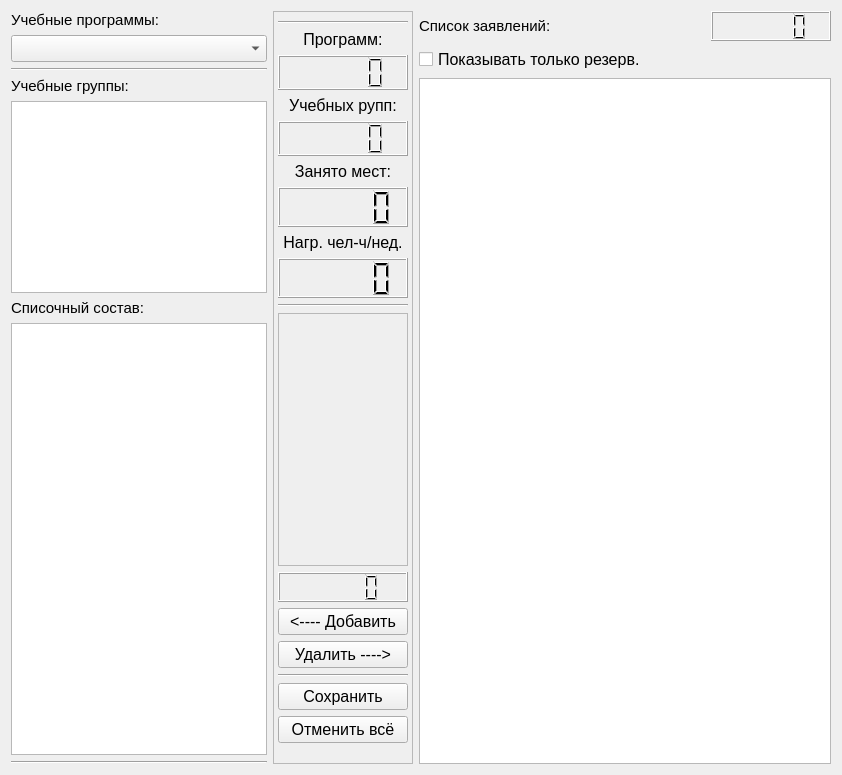
First picture: the form in widgets/tab3_form.ui, repository AlexanderSokolov69/Journal310, before the edit.
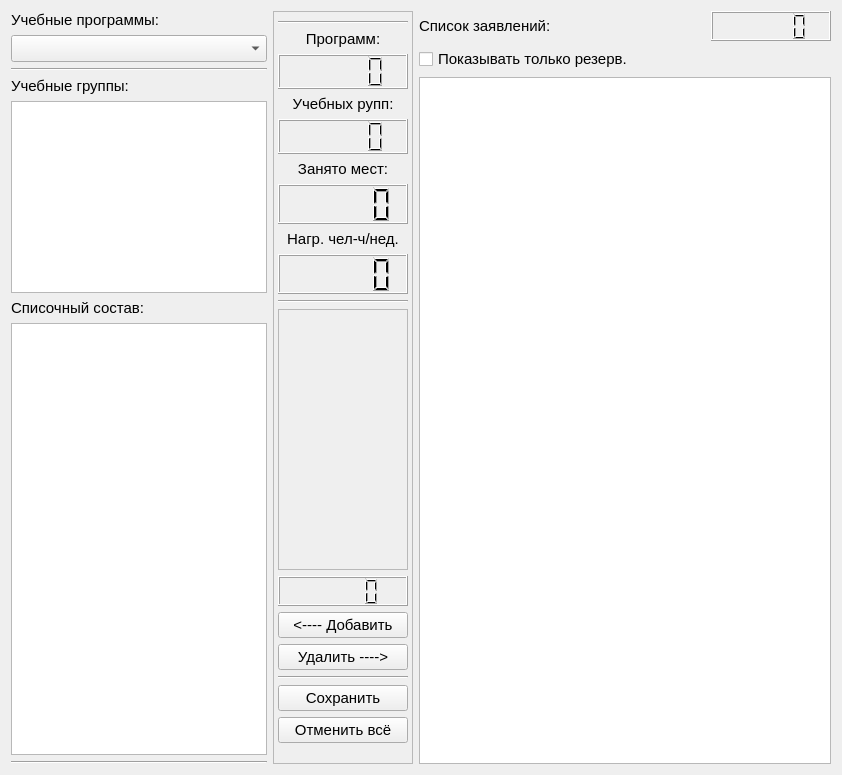
Second picture: the form after the edit.

Diff of the .ui file:
```diff
--- a/widgets/tab3_form.ui
+++ b/widgets/tab3_form.ui
@@ -12,7 +12,7 @@
   </property>
   <property name="font">
    <font>
-    <pointsize>12</pointsize>
+    <pointsize>11</pointsize>
    </font>
   </property>
   <property name="windowTitle">
```
